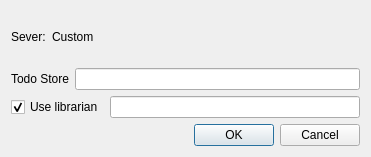
Before: the Qt Designer form neurolabi/gui/dialogs/zdvidadvanceddialog.ui in janelia-flyem/NeuTu, drawn with Qt 5.
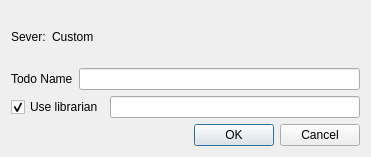
After: the same form once the commit is applied.

Commit message: add todo name support

```diff
--- a/neurolabi/gui/dialogs/zdvidadvanceddialog.ui
+++ b/neurolabi/gui/dialogs/zdvidadvanceddialog.ui
@@ -50,7 +50,7 @@
      <item>
       <widget class="QLabel" name="label_2">
        <property name="text">
-        <string>Todo Store</string>
+        <string>Todo Name</string>
        </property>
       </widget>
      </item>
```
Left out of the diff: 4 changed lines with no effect on the pictures. The commit also changes 8 other files.
